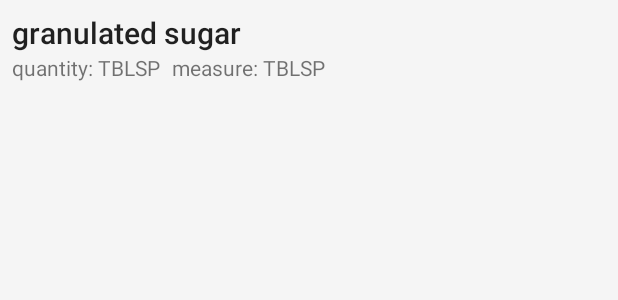
After one commit to Diego-Bezerra/Baking-App, an Android app: the layout list_item_ingredients_detail.xml on its own in the app's theme, with its tools: preview values and no code run, on a phone screen of 412 x 824 dp. The commit adds this screen. Shown: the top 300 px of the screen. Run offline under Robolectric (Android 15) with nearby library versions, the phone set to English and light mode, and no system bars.

Commit message:
Ingredients list frgment

```diff
--- a/app/build.gradle
+++ b/app/build.gradle
@@ -23,6 +23,7 @@ android {
 dependencies {
     implementation fileTree(dir: 'libs', include: ['*.jar'])
     implementation 'com.android.support:appcompat-v7:27.1.0'
+    implementation 'com.android.support:design:27.1.0'
     implementation 'com.android.support.constraint:constraint-layout:1.1.0'
     implementation 'com.squareup.retrofit2:retrofit:2.4.0'
     implementation 'com.squareup.retrofit2:converter-gson:2.4.0'
--- a/app/src/main/java/br/com/bezerra/diego/bakingapp/gui/mainActivity/RecipesListAdapter.java
+++ b/app/src/main/java/br/com/bezerra/diego/bakingapp/gui/mainActivity/RecipesListAdapter.java
@@ -22,7 +22,7 @@ public class RecipesListAdapter extends RecyclerView.Adapter<RecipesListAdapter.
     private RecipeAdapterItemClickListerner recipeAdapterItemClickListerner;
 
     public interface RecipeAdapterItemClickListerner {
-        void onItemClick(int recipeId);
+        void onItemClick(int recipeId, String recipeTitle);
     }
 
     public void setRecipeAdapterItemClickListerner(RecipeAdapterItemClickListerner recipeAdapterItemClickListerner) {
@@ -57,7 +57,8 @@ public class RecipesListAdapter extends RecyclerView.Adapter<RecipesListAdapter.
                 if (recipeAdapterItemClickListerner != null) {
                     mCursor.moveToPosition(position);
                     int recipeId = mCursor.getInt(mCursor.getColumnIndex(RecipeContract._ID));
-                    recipeAdapterItemClickListerner.onItemClick(recipeId);
+                    String name = mCursor.getString(mCursor.getColumnIndex(RecipeContract.NAME));
+                    recipeAdapterItemClickListerner.onItemClick(recipeId, name);
                 }
             }
         });
--- a/app/src/main/res/layout/list_item_ingredients.xml
+++ b/app/src/main/res/layout/list_item_ingredients.xml
@@ -29,7 +29,6 @@
         <LinearLayout
             android:layout_width="wrap_content"
             android:layout_height="wrap_content"
-            android:padding="@dimen/default_half"
             android:orientation="vertical">
 
             <TextView
@@ -43,9 +42,9 @@
                 android:layout_height="wrap_content"
                 android:layout_marginStart="@dimen/default_half"
                 android:layout_marginLeft="@dimen/default_half"
-                android:maxLines="10"
+                android:maxLines="15"
                 android:ellipsize="end"
-                tools:text=" 1-Graham Cracker crumbs \n 2-Graham Cracker crumbs \n 2-Graham Cracker crumbs \n 2-Graham Cracker crumbs \n 2-Graham Cracker crumbs \n 2-Graham Cracker crumbs \n 2-Graham Cracker crumbs " />
+                tools:text=" 1-Graham Cracker crumbs \n 2-Graham Cracker crumbs \n 2-Graham Cracker crumbs \n 2-Graham Cracker crumbs \n 2-Graham Cracker crumbs \n 2-Graham Cracker crumbs \n 2-Graham Cracker crumbs \n 1-Graham Cracker crumbs \n 2-Graham Cracker crumbs \n 2-Graham Cracker crumbs \n 2-Graham Cracker crumbs \n 2-Graham Cracker crumbs \n 2-Graham Cracker crumbs \n 2-Graham Cracker crumbs \n 1-Graham Cracker crumbs \n 2-Graham Cracker crumbs \n 2-Graham Cracker crumbs \n 2-Graham Cracker crumbs \n 2-Graham Cracker crumbs \n 2-Graham Cracker crumbs \n 2-Graham Cracker crumbs \n 1-Graham Cracker crumbs \n 2-Graham Cracker crumbs \n 2-Graham Cracker crumbs \n 2-Graham Cracker crumbs \n 2-Graham Cracker crumbs \n 2-Graham Cracker crumbs \n 2-Graham Cracker crumbs \n" />
 
         </LinearLayout>
 
--- /dev/null
+++ b/app/src/main/res/layout/list_item_ingredients_detail.xml
@@ -0,0 +1,38 @@
+<?xml version="1.0" encoding="utf-8"?>
+<LinearLayout xmlns:android="http://schemas.android.com/apk/res/android"
+    xmlns:tools="http://schemas.android.com/tools"
+    android:layout_width="match_parent"
+    android:layout_height="wrap_content"
+    android:layout_margin="@dimen/default_half"
+    android:orientation="vertical">
+
+    <TextView
+        android:id="@+id/ingredientTitle"
+        style="@style/Base.TextAppearance.AppCompat.Title"
+        android:layout_width="wrap_content"
+        android:layout_height="wrap_content"
+        tools:text="granulated sugar" />
+
+    <LinearLayout
+        android:layout_width="wrap_content"
+        android:layout_height="wrap_content"
+        android:orientation="horizontal">
+
+        <TextView
+            android:id="@+id/quantity"
+            android:layout_width="wrap_content"
+            android:layout_height="wrap_content"
+            android:drawablePadding="4dp"
+            tools:text="quantity: TBLSP" />
+
+        <TextView
+            android:id="@+id/measure"
+            android:layout_width="wrap_content"
+            android:layout_height="wrap_content"
+            android:layout_marginLeft="@dimen/default_half"
+            android:layout_marginStart="@dimen/default_half"
+            tools:text="measure: TBLSP" />
+
+    </LinearLayout>
+
+</LinearLayout>
--- a/app/src/main/res/layout/list_item_recipes.xml
+++ b/app/src/main/res/layout/list_item_recipes.xml
@@ -3,7 +3,7 @@
 <android.support.v7.widget.CardView xmlns:android="http://schemas.android.com/apk/res/android"
     xmlns:tools="http://schemas.android.com/tools"
     android:layout_width="match_parent"
-    android:layout_height="500dp"
+    android:layout_height="wrap_content"
     android:layout_marginTop="4dp"
     android:layout_marginBottom="4dp"
     android:layout_marginStart="@dimen/default_half"
--- a/app/src/main/res/values/dimens.xml
+++ b/app/src/main/res/values/dimens.xml
@@ -1,4 +1,5 @@
 <?xml version="1.0" encoding="utf-8"?>
 <resources>
     <dimen name="default_half">8dp</dimen>
+    <dimen name="detail_backdrop_height">256dp</dimen>
 </resources>
--- a/app/src/main/res/values/strings.xml
+++ b/app/src/main/res/values/strings.xml
@@ -7,4 +7,6 @@
     <string name="step_title_format">Step %d</string>
     <string name="activity_detail_label">Detail Activity</string>
     <string name="step">Step</string>
+    <string name="ingredient_quantity_format">quantity: %.2f</string>
+    <string name="ingredient_measure_format">measure: %s</string>
 </resources>
--- a/app/src/main/res/values/styles.xml
+++ b/app/src/main/res/values/styles.xml
@@ -3,6 +3,13 @@
     <!-- Base application theme. -->
     <style name="AppTheme" parent="Theme.AppCompat.Light.DarkActionBar">
         <!-- Customize your theme here. -->
+        <item name="colorPrimary">@color/colorPrimary</item>
+        <item name="colorPrimaryDark">@color/colorPrimaryDark</item>
+        <item name="colorAccent">@color/colorAccent</item>
+        <item name="android:windowBackground">@color/windowBackground</item>
+    </style>
+
+    <style name="AppThemeNoActionBar" parent="Theme.AppCompat.Light.NoActionBar">
         <item name="colorPrimary">@color/colorPrimary</item>
         <item name="colorPrimaryDark">@color/colorPrimaryDark</item>
         <item name="colorAccent">@color/colorAccent</item>
```
Also changed, not shown: app/src/main/java/br/com/bezerra/diego/bakingapp/gui/detailsActivity/DetailsActivity.java (+21 -4 lines), app/src/main/java/br/com/bezerra/diego/bakingapp/gui/detailsActivity/DetailsActivityFragmentListener.java (added, +7 -0 lines), app/src/main/java/br/com/bezerra/diego/bakingapp/gui/detailsActivity/IngredientsFragment.java (added, +109 -0 lines), app/src/main/java/br/com/bezerra/diego/bakingapp/gui/detailsActivity/IngredientsStepsFragment.java (+33 -14 lines), app/src/main/java/br/com/bezerra/diego/bakingapp/gui/detailsActivity/adapter/IngredientModelAdapter.java (+5 -14 lines), app/src/main/java/br/com/bezerra/diego/bakingapp/gui/detailsActivity/adapter/IngredientsAdapter.java (added, +75 -0 lines), app/src/main/java/br/com/bezerra/diego/bakingapp/gui/detailsActivity/adapter/IngredientsStepsAdapter.java (+20 -8 lines), app/src/main/java/br/com/bezerra/diego/bakingapp/gui/mainActivity/RecipesFragment.java (+2 -12 lines), app/src/main/res/drawable/ic_measure.xml (added, +8 -0 lines), app/src/main/res/layout/fragment_ingredients.xml (added, +38 -0 lines).
